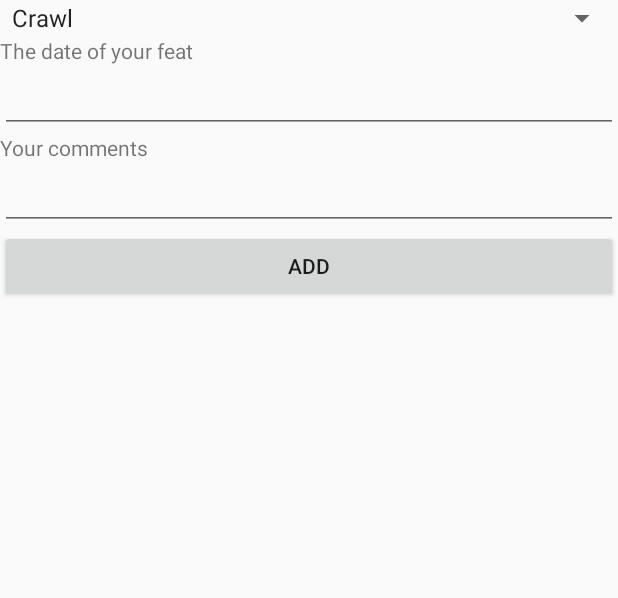
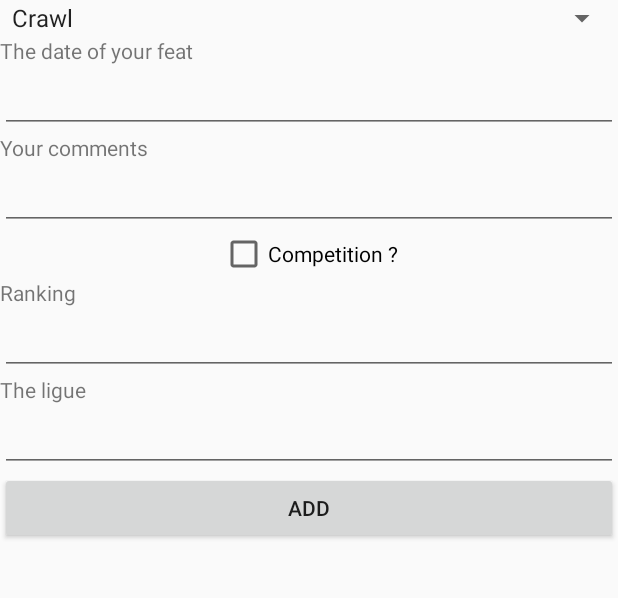
Before and after one commit to BastienLoubet/AndroidProject, an Android app: the AddActivity screen opened directly, with no data from a screen before it, on a phone screen of 412 x 824 dp, the part 223-821 px from its top. Run offline under Robolectric (Android 15) with nearby library versions, the phone set to English and light mode, and no system bars.

Commit message:
Ajout de la competition dans add Activity

```diff
--- a/app/src/main/java/bmo/androidproject/fileaccess/Info.java
+++ b/app/src/main/java/bmo/androidproject/fileaccess/Info.java
@@ -14,7 +14,7 @@ public class Info {
     private int ranking;
     private String ligue;
 
-    Info(int id,int time,int distance,int swimstyle,long date,String comment,int ranking,String ligue){
+    public Info(int id,int time,int distance,int swimstyle,long date,String comment,int ranking,String ligue){
         this.id = id;
         this.time = time;
         this.distance=distance;
--- a/app/src/main/res/layout/detail_layout.xml
+++ b/app/src/main/res/layout/detail_layout.xml
@@ -54,6 +54,36 @@
         android:layout_height="wrap_content"
         android:id="@+id/detailComment" />
 
+    <CheckBox
+        android:layout_width="wrap_content"
+        android:layout_height="wrap_content"
+        android:layout_gravity="center_horizontal"
+        android:id="@+id/isCompetition"
+        android:text="@string/isCompetition"/>
+
+    <TextView
+        android:layout_width="match_parent"
+        android:layout_height="wrap_content"
+        android:text="@string/detailRanking"/>
+
+    <EditText
+        android:layout_width="match_parent"
+        android:layout_height="wrap_content"
+        android:inputType="numberDecimal"
+        android:id="@+id/detailRanking" />
+
+    <TextView
+        android:layout_width="match_parent"
+        android:layout_height="wrap_content"
+        android:text="@string/detailLigue"/>
+
+    <EditText
+        android:layout_width="match_parent"
+        android:layout_height="wrap_content"
+        android:inputType="text"
+        android:id="@+id/detailLigue" />
+
+
     <Button
         android:layout_width="match_parent"
         android:layout_height="wrap_content"
--- a/app/src/main/res/values/add_string.xml
+++ b/app/src/main/res/values/add_string.xml
@@ -5,4 +5,5 @@
     <string name="confirmation">Result has been added successfully !</string>
     <string name="errorTime"> Please enter a time </string>
     <string name="errorDistance"> Please enter a distance </string>
+    <string name="errorRanking"> Please enter a ranking </string>
 </resources>
--- a/app/src/main/res/values/detail_string.xml
+++ b/app/src/main/res/values/detail_string.xml
@@ -6,4 +6,7 @@
     <string name="detailDate">The date of your feat</string>
     <string name="detailComment">Your comments</string>
     <string name="detailButton">Modifier</string>
+    <string name="isCompetition">Competition ?</string>
+    <string name="detailRanking">Ranking</string>
+    <string name="detailLigue">The ligue</string>
 </resources>
```
Also changed, not shown: app/src/main/java/bmo/androidproject/AddActivity.java (+30 -9 lines).
